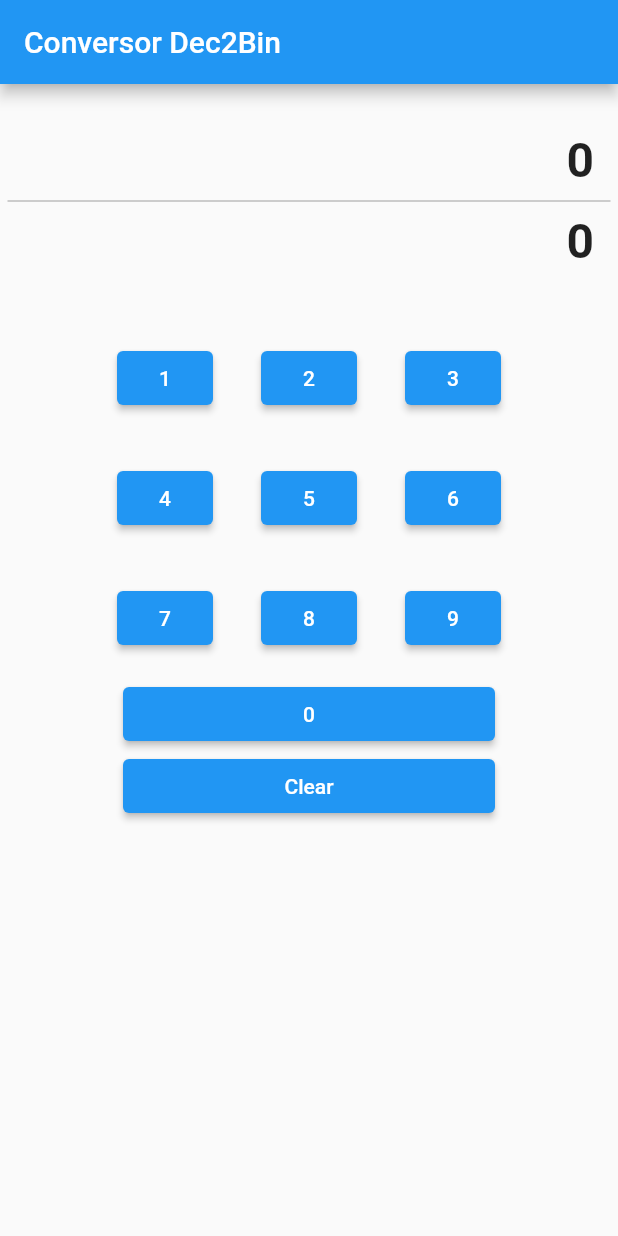
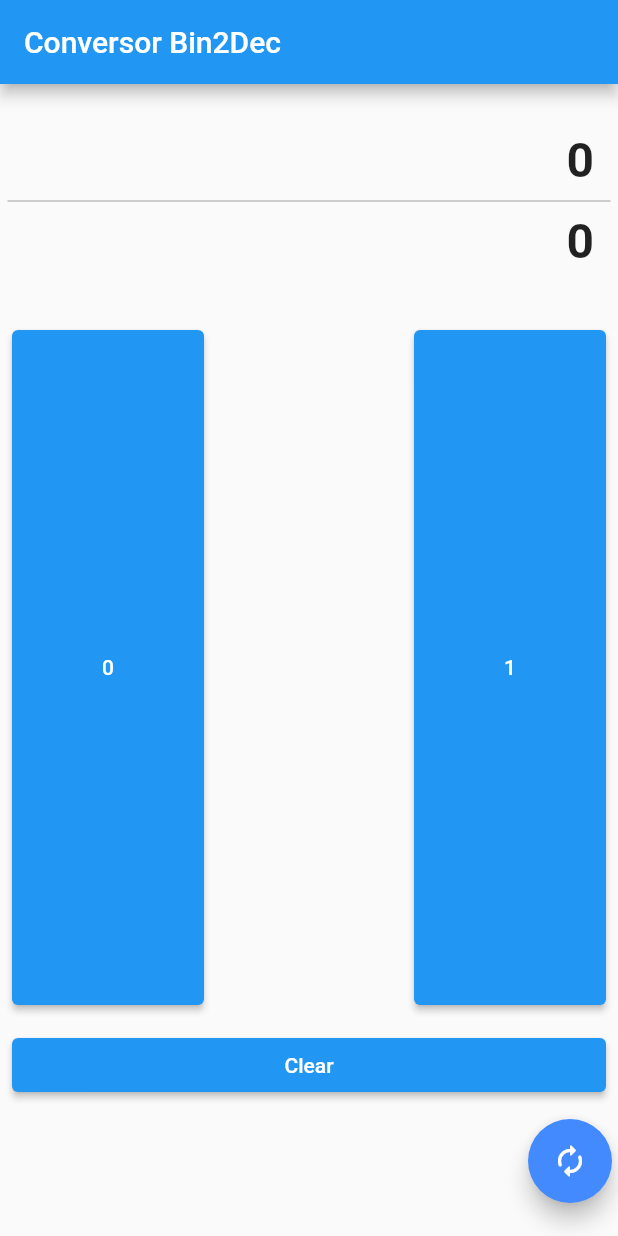
Before and after one commit to herasj/flutter-dec2bin, a Flutter app: the screen it shows after launch, on a phone screen of 412 x 824 dp. Run offline on Flutter 3.47's test engine with Material 2 defaults, Android fonts, the phone set to English and light mode, and no system bars; our stand-ins replace fluttertoast.

Commit message:
feat: transition between widgets

```diff
--- a/lib/main.dart
+++ b/lib/main.dart
@@ -1,225 +1,87 @@
-import 'package:fluttertoast/fluttertoast.dart';
 import 'package:flutter/material.dart';
+import './widgets/bin2dec.dart';
+import './widgets/dec2bin.dart';
 
-void main() => runApp(MyApp());
+void main() => runApp(Main());
 
-class MyApp extends StatelessWidget {
+class Main extends StatelessWidget {
   @override
   Widget build(BuildContext context) {
-    return MaterialApp(
-      title: 'Conversor',
-      home: Scaffold(
-        appBar: AppBar(
-          title: Text('Conversor Dec2Bin'),
-        ),
-        body: Center(
-          child: Input(),
-        ),
-      ),
+    return Container(
+      child: MyApp(),
     );
   }
 }
 
-class Input extends StatefulWidget {
+class MyApp extends StatefulWidget {
   @override
-  _InputState createState() => _InputState();
+  _MyAppState createState() => _MyAppState();
 }
 
-class _InputState extends State<Input> {
-  String _numbers = "0";
-  String _binary = "0";
+class _MyAppState extends State<MyApp> {
+  bool _bin = true;
   @override
   Widget build(BuildContext context) {
-    return Column(
-      children: [
-        Align(
-          alignment: Alignment.topRight,
-          child: Padding(
-            padding: EdgeInsets.fromLTRB(16, 32, 16, 0),
-            child: RichText(
-              text: TextSpan(
-                style: DefaultTextStyle.of(context).style,
-                children: <TextSpan>[
-                  TextSpan(
-                      text: '${_numbers}',
-                      style:
-                          TextStyle(fontWeight: FontWeight.bold, fontSize: 32)),
-                ],
+    if (_bin) {
+      return MaterialApp(
+        title: 'Conversor',
+        home: Scaffold(
+          appBar: AppBar(
+            title: Text('Conversor Bin2Dec'),
+          ),
+          body: Column(
+            children: [
+              Center(
+                child: Bin2Dec(),
               ),
-            ),
+              Container(
+                  padding: EdgeInsets.all(4),
+                  child: Align(
+                    child: FloatingActionButton(
+                        onPressed: () => _changeScreen(),
+                        tooltip: "Dec2bin",
+                        child: Icon(Icons.autorenew_rounded),
+                        backgroundColor: Colors.blueAccent),
+                    alignment: Alignment.bottomRight,
+                  ))
+            ],
           ),
         ),
-        Divider(indent: 5, endIndent: 5, color: Colors.grey),
-        Align(
-          alignment: Alignment.topRight,
-          child: Padding(
-            padding: EdgeInsets.fromLTRB(16, 0, 16, 32),
-            child: RichText(
-              text: TextSpan(
-                style: DefaultTextStyle.of(context).style,
-                children: <TextSpan>[
-                  TextSpan(
-                      text: '${_binary}',
-                      style:
-                          TextStyle(fontWeight: FontWeight.bold, fontSize: 32)),
-                ],
+      );
+    } else {
+      return MaterialApp(
+        title: 'Conversor',
+        home: Scaffold(
+          appBar: AppBar(
+            title: Text('Conversor Dec2Bin'),
+          ),
+          body: Column(
+            children: [
+              Center(
+                child: Dec2Bin(),
               ),
-            ),
+              Container(
+                padding: EdgeInsets.fromLTRB(8, 0, 0, 0),
+                child: Align(
+                  alignment: Alignment.bottomCenter,
+                  child: FloatingActionButton(
+                      onPressed: () => _changeScreen(),
+                      tooltip: "Bin2Dec",
+                      child: Icon(Icons.autorenew_rounded),
+                      backgroundColor: Colors.blueAccent),
+                ),
+              )
+            ],
           ),
         ),
-        Row(children: [
-          Padding(
-            child: ElevatedButton(
-              child: Text('1'),
-              onPressed: () {
-                _addNumber('1');
-              },
-            ),
-            padding: EdgeInsets.all(16),
-          ),
-          Padding(
-            child: ElevatedButton(
-              child: Text('2'),
-              onPressed: () {
-                _addNumber('2');
-              },
-            ),
-            padding: EdgeInsets.all(16),
-          ),
-          Padding(
-            child: ElevatedButton(
-              child: Text('3'),
-              onPressed: () {
-                _addNumber('3');
-              },
-            ),
-            padding: EdgeInsets.all(16),
-          )
-        ], mainAxisAlignment: MainAxisAlignment.center),
-        Row(children: [
-          Padding(
-            child: ElevatedButton(
-              child: Text('4'),
-              onPressed: () {
-                _addNumber('4');
-              },
-            ),
-            padding: EdgeInsets.all(16),
-          ),
-          Padding(
-            child: ElevatedButton(
-              child: Text('5'),
-              onPressed: () {
-                _addNumber('5');
-              },
-            ),
-            padding: EdgeInsets.all(16),
-          ),
-          Padding(
-            child: ElevatedButton(
-              child: Text('6'),
-              onPressed: () {
-                _addNumber('6');
-              },
-            ),
-            padding: EdgeInsets.all(16),
-          )
-        ], mainAxisAlignment: MainAxisAlignment.center),
-        Row(children: [
-          Padding(
-            child: ElevatedButton(
-              child: Text('7'),
-              onPressed: () {
-                _addNumber('7');
-              },
-            ),
-            padding: EdgeInsets.all(16),
-          ),
-          Padding(
-            child: ElevatedButton(
-              child: Text('8'),
-              onPressed: () {
-                _addNumber('8');
-              },
-            ),
-            padding: EdgeInsets.all(16),
-          ),
-          Padding(
-            child: ElevatedButton(
-              child: Text('9'),
-              onPressed: () {
-                _addNumber('9');
-              },
-            ),
-            padding: EdgeInsets.all(16),
-          )
-        ], mainAxisAlignment: MainAxisAlignment.center),
-        Row(
-          children: [
-            Expanded(
-                child: Padding(
-              padding: EdgeInsets.fromLTRB(82, 0, 82, 0),
-              child: ElevatedButton(
-                child: Text('0'),
-                onPressed: () {
-                  _addNumber('0');
-                },
-              ),
-            ))
-          ],
-        ),
-        Row(
-          children: [
-            Expanded(
-                child: Padding(
-              padding: EdgeInsets.fromLTRB(82, 0, 82, 16),
-              child: ElevatedButton(
-                child: Text('Clear'),
-                onPressed: () {
-                  _clearNumbers();
-                },
-              ),
-            ))
-          ],
-        )
-      ],
-    );
-  }
-
-  void _addNumber(String newNum) {
-    if (_numbers.length >= 21) {
-      Fluttertoast.showToast(
-          msg: 'Limite de numeros alcanzado', gravity: ToastGravity.BOTTOM);
-    } else {
-      setState(() {
-        if (_numbers == '0') {
-          _numbers = newNum;
-        } else {
-          _numbers += newNum;
-        }
-        _convertDecimal(int.parse(_numbers));
-      });
+      );
     }
   }
 
-  void _clearNumbers() {
+  void _changeScreen() {
+    print(_bin);
     setState(() {
-      _numbers = '0';
-      _binary = '0';
+      _bin = !_bin;
     });
   }
-
-  void _convertDecimal(int decimal) {
-    String bin = '';
-    while (decimal > 0) {
-      bin = bin + (decimal % 2).toString();
-      decimal = (decimal / 2).floor();
-    }
-    if (bin.length >= 21) {
-      Fluttertoast.showToast(
-          msg: 'El binario es demasiado grande', gravity: ToastGravity.BOTTOM);
-    } else {
-      _binary = bin;
-    }
-  }
 }
--- /dev/null
+++ b/lib/widgets/bin2dec.dart
@@ -0,0 +1,145 @@
+import 'package:fluttertoast/fluttertoast.dart';
+import 'package:flutter/material.dart';
+
+class Bin2Dec extends StatefulWidget {
+  @override
+  _Bin2DecState createState() => _Bin2DecState();
+}
+
+class _Bin2DecState extends State<Bin2Dec> {
+  String _numbers = "0";
+  String _binary = "0";
+  @override
+  Widget build(BuildContext context) {
+    return Container(
+        child: Column(
+      children: [
+        Align(
+          alignment: Alignment.topRight,
+          child: Padding(
+            padding: EdgeInsets.fromLTRB(16, 32, 16, 0),
+            child: RichText(
+              text: TextSpan(
+                style: DefaultTextStyle.of(context).style,
+                children: <TextSpan>[
+                  TextSpan(
+                      text: '${_binary}',
+                      style:
+                          TextStyle(fontWeight: FontWeight.bold, fontSize: 32)),
+                ],
+              ),
+            ),
+          ),
+        ),
+        Divider(indent: 5, endIndent: 5, color: Colors.grey),
+        Align(
+          alignment: Alignment.topRight,
+          child: Padding(
+            padding: EdgeInsets.fromLTRB(16, 0, 16, 32),
+            child: RichText(
+              text: TextSpan(
+                style: DefaultTextStyle.of(context).style,
+                children: <TextSpan>[
+                  TextSpan(
+                      text: '${_numbers}',
+                      style:
+                          TextStyle(fontWeight: FontWeight.bold, fontSize: 32)),
+                ],
+              ),
+            ),
+          ),
+        ),
+        Row(
+          children: [
+            Container(
+              child: SizedBox(
+                height: 450,
+                width: 128,
+                child: Container(
+                  child: ElevatedButton(
+                    child: Text('0'),
+                    onPressed: () {
+                      _addNumber('0');
+                    },
+                  ),
+                ),
+              ),
+              padding: EdgeInsets.all(8),
+            ),
+            Container(
+              child: SizedBox(
+                height: 450,
+                width: 128,
+                child: Container(
+                  child: ElevatedButton(
+                    child: Text('1'),
+                    onPressed: () {
+                      _addNumber('1');
+                    },
+                  ),
+                ),
+              ),
+              padding: EdgeInsets.all(8),
+            ),
+          ],
+          mainAxisAlignment: MainAxisAlignment.spaceBetween,
+        ),
+        Row(
+          children: [
+            Expanded(
+                child: Padding(
+              padding: EdgeInsets.all(8),
+              child: ElevatedButton(
+                child: Text('Clear'),
+                onPressed: () {
+                  _clearNumbers();
+                },
+              ),
+            ))
+          ],
+        )
+      ],
+    ));
+  }
+
+  void _addNumber(String newNum) {
+    if (_binary.length >= 21) {
+      Fluttertoast.showToast(
+          msg: 'Limite de binarios alcanzado', gravity: ToastGravity.BOTTOM);
+    } else {
+      setState(() {
+        if (_binary == '0') {
+          _binary = newNum;
+        } else {
+          _binary += newNum;
+        }
+        _convertBinary(int.parse(_binary));
+      });
+    }
+  }
+
+  void _clearNumbers() {
+    setState(() {
+      _numbers = '0';
+      _binary = '0';
+    });
+  }
+
+  void _convertBinary(int binary) {
+    int dec = 0;
+    int base = 1;
+    int temp = binary;
+    while (temp > 0) {
+      int lastDig = temp % 10;
+      temp =  (temp / 10).round();
+      dec += lastDig * base;
+      base = base * 2;
+    }
+    if (dec.toString().length >= 21) {
+      Fluttertoast.showToast(
+          msg: 'El decimal es demasiado grande', gravity: ToastGravity.BOTTOM);
+    } else {
+      _numbers = dec.toString();
+    }
+  }
+}
```
Also changed, not shown: lib/widgets/dec2bin.dart (added, +206 -0 lines).
